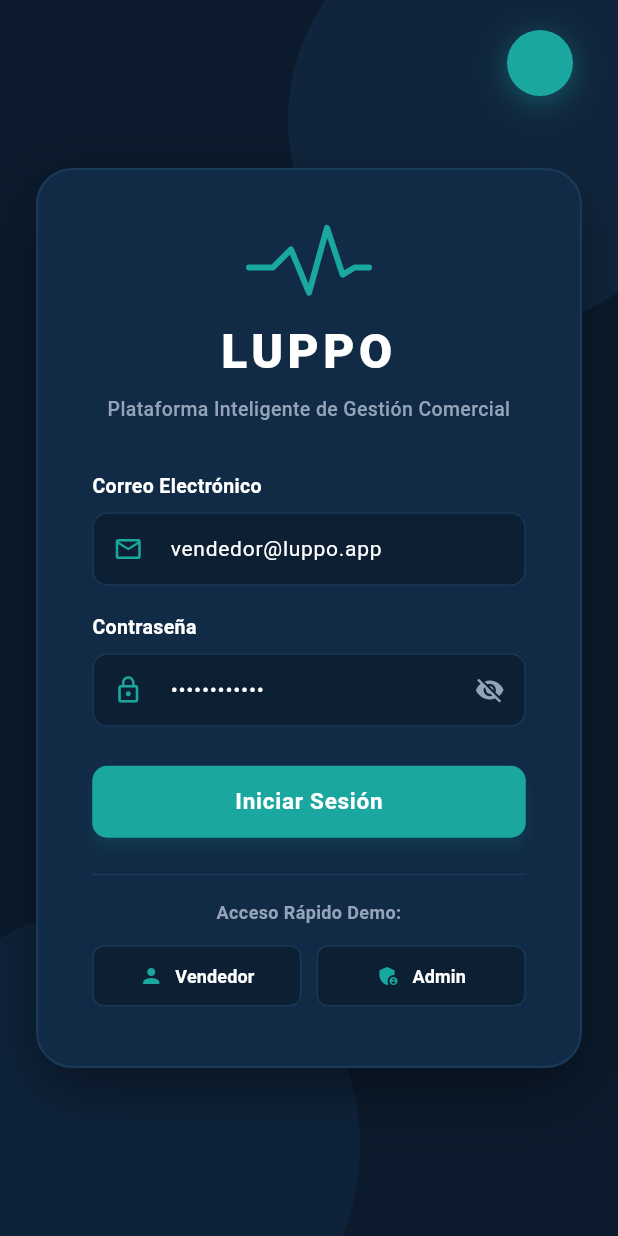
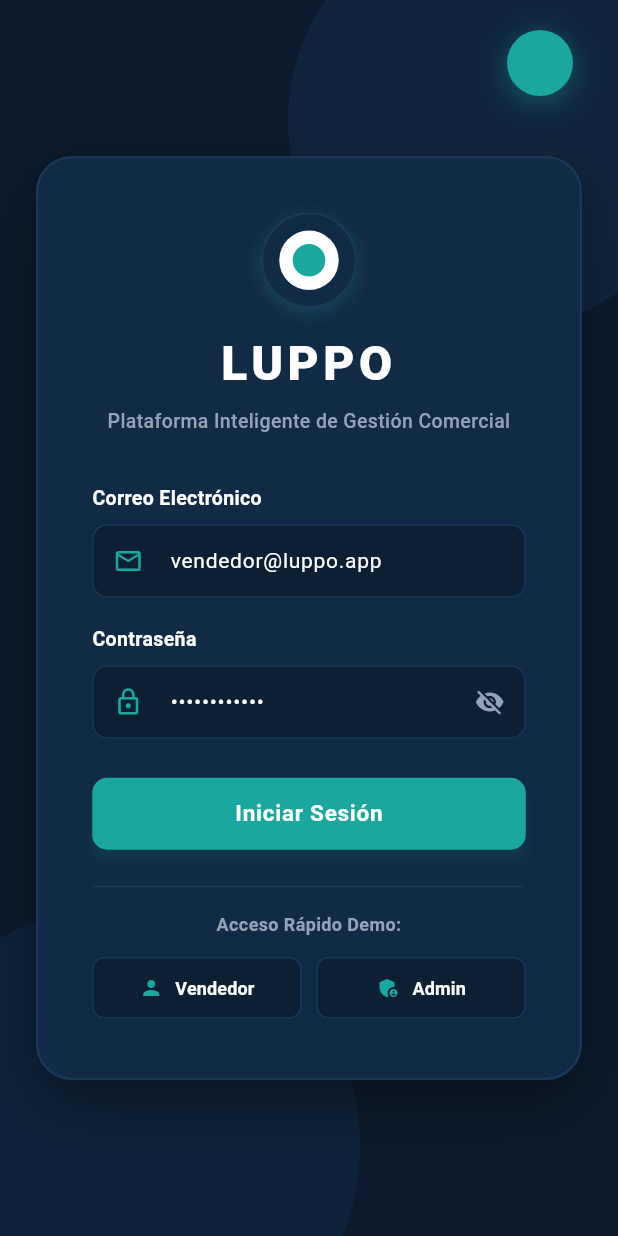
Before and after one commit to nevorasoftware/luppo-app-frontend, a Flutter app: the screen it shows after launch, on a phone screen of 412 x 824 dp. Run offline on Flutter 3.47's test engine with Material 3 defaults, Android fonts, the phone set to English and light mode, and no system bars; our stand-ins replace shared_preferences; Roboto replaces fonts that are missing (Segoe UI).

Commit message:
feat(branding): add splash loading video and implement official Luppo concentric iris logo across app

```diff
--- a/lib/components/ui_components.dart
+++ b/lib/components/ui_components.dart
@@ -1,5 +1,78 @@
 import 'package:flutter/material.dart';
 import '../config/app_colors.dart';
+
+// 0. Official Luppo Logo (Concentric Target Iris)
+class LuppoLogo extends StatelessWidget {
+  final double size;
+  final bool showText;
+  final Color textColor;
+  final double fontSize;
+
+  const LuppoLogo({
+    super.key,
+    this.size = 56,
+    this.showText = false,
+    this.textColor = AppColors.white,
+    this.fontSize = 24,
+  });
+
+  @override
+  Widget build(BuildContext context) {
+    return Column(
+      mainAxisSize: MainAxisSize.min,
+      children: [
+        Container(
+          width: size,
+          height: size,
+          decoration: BoxDecoration(
+            shape: BoxShape.circle,
+            color: AppColors.primary,
+            border: Border.all(color: AppColors.secondaryBlue, width: 1.5),
+            boxShadow: [
+              BoxShadow(
+                color: AppColors.tealAccent.withOpacity(0.25),
+                blurRadius: 10,
+                offset: const Offset(0, 3),
+              ),
+            ],
+          ),
+          child: Center(
+            child: Container(
+              width: size * 0.62,
+              height: size * 0.62,
+              decoration: const BoxDecoration(
+                shape: BoxShape.circle,
+                color: AppColors.white,
+              ),
+              child: Center(
+                child: Container(
+                  width: size * 0.34,
+                  height: size * 0.34,
+                  decoration: const BoxDecoration(
+                    shape: BoxShape.circle,
+                    color: AppColors.tealAccent,
+                  ),
+                ),
+              ),
+            ),
+          ),
+        ),
+        if (showText) ...[
+          const SizedBox(height: 10),
+          Text(
+            'LUPPO',
+            style: TextStyle(
+              color: textColor,
+              fontSize: fontSize,
+              fontWeight: FontWeight.w900,
+              letterSpacing: 3,
+            ),
+          ),
+        ],
+      ],
+    );
+  }
+}
 
 // 1. App TopBar
 class LuppoTopBar extends StatelessWidget implements PreferredSizeWidget {
@@ -35,24 +108,20 @@ class LuppoTopBar extends StatelessWidget implements PreferredSizeWidget {
         children: [
           Row(
             children: [
-              Container(
-                padding: const EdgeInsets.symmetric(horizontal: 10, vertical: 4),
-                decoration: BoxDecoration(
-                  color: AppColors.tealAccent.withOpacity(0.15),
-                  borderRadius: BorderRadius.circular(6),
-                  border: Border.all(color: AppColors.tealAccent.withOpacity(0.4)),
-                ),
-                child: const Text(
-                  'LUPPO',
-                  style: TextStyle(
-                    color: AppColors.tealAccent,
-                    fontWeight: FontWeight.w800,
-                    letterSpacing: 1.5,
-                    fontSize: 13,
-                  ),
+              const LuppoLogo(size: 32),
+              const SizedBox(width: 12),
+              const Text(
+                'LUPPO',
+                style: TextStyle(
+                  color: AppColors.white,
+                  fontWeight: FontWeight.w900,
+                  letterSpacing: 2.0,
+                  fontSize: 15,
                 ),
               ),
-              const SizedBox(width: 12),
+              const SizedBox(width: 16),
+              Container(width: 1, height: 24, color: AppColors.secondaryBlue),
+              const SizedBox(width: 16),
               Column(
                 mainAxisAlignment: MainAxisAlignment.center,
                 crossAxisAlignment: CrossAxisAlignment.start,
--- a/lib/main.dart
+++ b/lib/main.dart
@@ -9,6 +9,7 @@ import 'views/prospects_view.dart';
 import 'views/prospecting_view.dart';
 import 'views/pipeline_view.dart';
 import 'views/follow_ups_view.dart';
+import 'components/ui_components.dart';
 
 void main() async {
   WidgetsFlutterBinding.ensureInitialized();
@@ -64,8 +65,21 @@ class _LuppoAppState extends State<LuppoApp> {
       theme: AppTheme.lightTheme,
       home: _isCheckingAuth
           ? const Scaffold(
-              backgroundColor: AppColors.background,
-              body: Center(child: CircularProgressIndicator(color: AppColors.accent)),
+              backgroundColor: Color(0xFF0B1B2D),
+              body: Center(
+                child: Column(
+                  mainAxisSize: MainAxisSize.min,
+                  children: [
+                    LuppoLogo(size: 64, showText: true),
+                    SizedBox(height: 24),
+                    SizedBox(
+                      width: 24,
+                      height: 24,
+                      child: CircularProgressIndicator(color: AppColors.tealAccent, strokeWidth: 2.5),
+                    ),
+                  ],
+                ),
+              ),
             )
           : _currentUser == null
               ? LoginView(onLoginSuccess: _handleLoginSuccess)
@@ -122,15 +136,7 @@ class _AppShellState extends State<AppShell> {
               foregroundColor: AppColors.white,
               title: Row(
                 children: [
-                  Container(
-                    width: 32,
-                    height: 32,
-                    decoration: BoxDecoration(
-                      color: AppColors.tealAccent,
-                      borderRadius: BorderRadius.circular(8),
-                    ),
-                    child: const Icon(Icons.show_chart, color: AppColors.white, size: 20),
-                  ),
+                  const LuppoLogo(size: 26),
                   const SizedBox(width: 10),
                   Text(
                     _navItems[_selectedIndex].title,
@@ -164,17 +170,7 @@ class _AppShellState extends State<AppShell> {
                     padding: const EdgeInsets.symmetric(horizontal: 20, vertical: 24),
                     child: Row(
                       children: [
-                        Container(
-                          width: 38,
-                          height: 38,
-                          decoration: BoxDecoration(
-                            color: AppColors.secondaryBlue,
-                            borderRadius: BorderRadius.circular(10),
-                          ),
-                          child: const Center(
-                            child: Icon(Icons.show_chart, color: AppColors.tealAccent, size: 24),
-                          ),
-                        ),
+                        const LuppoLogo(size: 34),
                         const SizedBox(width: 12),
                         Column(
                           crossAxisAlignment: CrossAxisAlignment.start,
--- a/lib/views/login_view.dart
+++ b/lib/views/login_view.dart
@@ -2,6 +2,7 @@ import 'package:flutter/material.dart';
 import '../config/app_colors.dart';
 import '../core/api_client.dart';
 import '../models/models.dart';
+import '../components/ui_components.dart';
 
 class LoginView extends StatefulWidget {
   final Function(AuthResponse) onLoginSuccess;
@@ -143,17 +144,10 @@ class _LoginViewState extends State<LoginView> {
                     mainAxisSize: MainAxisSize.min,
                     crossAxisAlignment: CrossAxisAlignment.stretch,
                     children: [
-                      // Ícono de onda de pulso comercial (estilo exacto de la referencia)
-                      Center(
-                        child: SizedBox(
-                          width: 80,
-                          height: 48,
-                          child: CustomPaint(
-                            painter: LuppoPulsePainter(
-                              color: AppColors.tealAccent,
-                              strokeWidth: 4.0,
-                            ),
-                          ),
+                      // Ícono oficial Luppo (Diana iris concéntrica)
+                      const Center(
+                        child: LuppoLogo(
+                          size: 64,
                         ),
                       ),
                       const SizedBox(height: 14),
```
Also changed, not shown: assets/images/logo.png (added), 4 other files.
